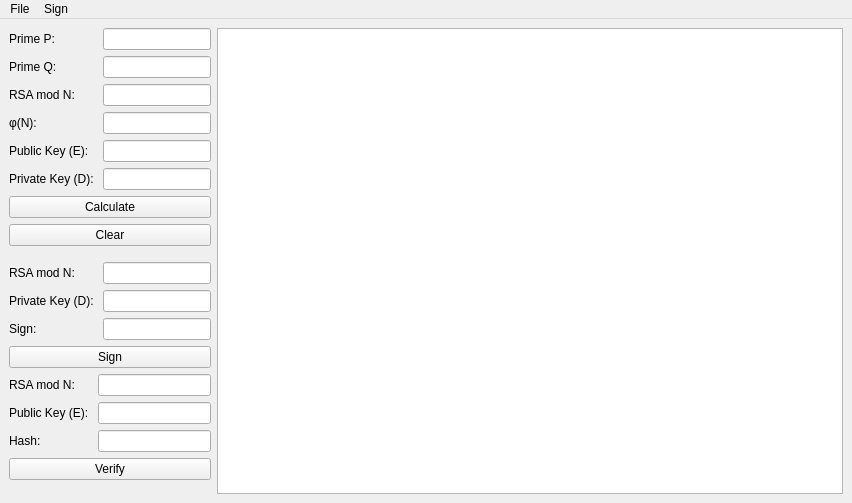
coplant/signed_RSA, file mainwindow.ui: the form before one commit.
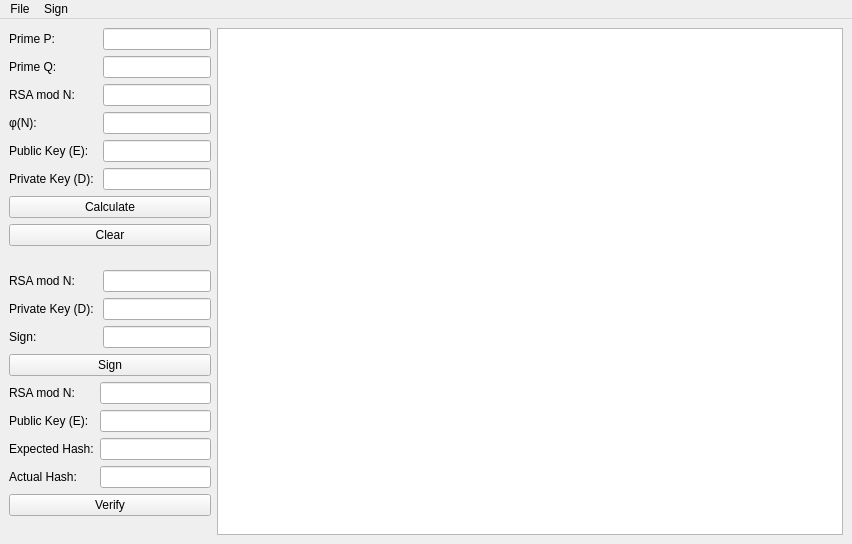
The form after the commit.

```diff
--- a/mainwindow.ui
+++ b/mainwindow.ui
@@ -7,13 +7,13 @@
     <x>0</x>
     <y>0</y>
     <width>852</width>
-    <height>503</height>
+    <height>544</height>
    </rect>
   </property>
   <property name="minimumSize">
    <size>
     <width>852</width>
-    <height>503</height>
+    <height>544</height>
    </size>
   </property>
   <property name="windowTitle">
@@ -142,7 +142,7 @@
           <property name="sizeHint" stdset="0">
            <size>
             <width>20</width>
-            <height>37</height>
+            <height>40</height>
            </size>
           </property>
          </spacer>
@@ -249,7 +249,7 @@
               <item row="2" column="0">
                <widget class="QLabel" name="label_2">
                 <property name="text">
-                 <string>Hash:</string>
+                 <string>Expected Hash:</string>
                 </property>
                </widget>
               </item>
@@ -263,6 +263,23 @@
                 </property>
                </widget>
               </item>
+              <item row="3" column="0">
+               <widget class="QLabel" name="label_3">
+                <property name="text">
+                 <string>Actual Hash:</string>
+                </property>
+               </widget>
+              </item>
+              <item row="3" column="1">
+               <widget class="QLineEdit" name="to_hash_actual">
+                <property name="readOnly">
+                 <bool>false</bool>
+                </property>
+                <property name="clearButtonEnabled">
+                 <bool>false</bool>
+                </property>
+               </widget>
+              </item>
              </layout>
             </item>
             <item>
```
